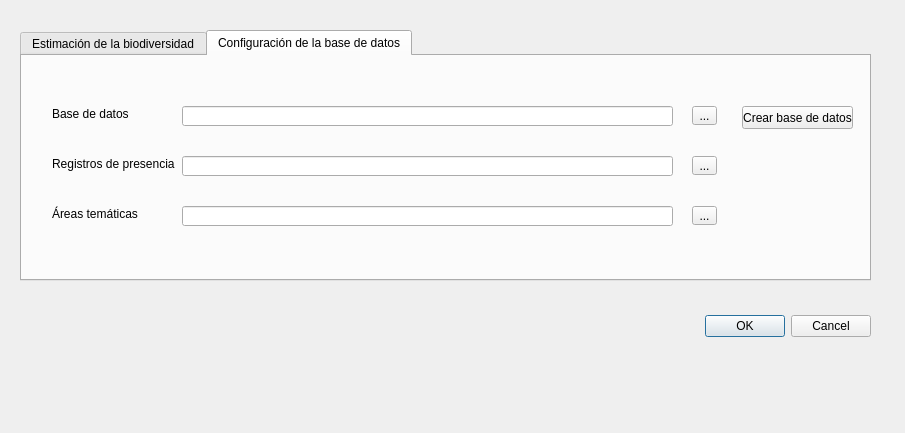
First picture: the form in estimacion_biodiversidad_dialog_base.ui, repository estimacion-biodiversidad/estimacion-biodiversidad-qgis-plugin, before the edit.
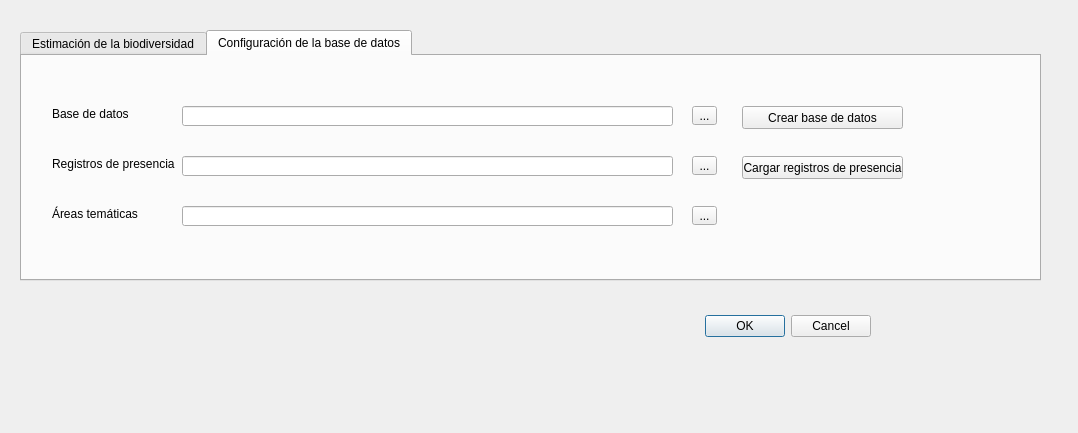
Second picture: the form after the edit.

Commit message: Add button to load occurrence records

The edit to the form file:
```diff
--- a/estimacion_biodiversidad_dialog_base.ui
+++ b/estimacion_biodiversidad_dialog_base.ui
@@ -6,7 +6,7 @@
    <rect>
     <x>0</x>
     <y>0</y>
-    <width>905</width>
+    <width>1078</width>
     <height>433</height>
    </rect>
   </property>
@@ -34,7 +34,7 @@
     <rect>
      <x>20</x>
      <y>30</y>
-     <width>851</width>
+     <width>1021</width>
      <height>251</height>
     </rect>
    </property>
@@ -163,7 +163,7 @@
       <rect>
        <x>720</x>
        <y>50</y>
-       <width>111</width>
+       <width>161</width>
        <height>23</height>
       </rect>
      </property>
@@ -171,6 +171,19 @@
       <string>Crear base de datos</string>
      </property>
     </widget>
+    <widget class="QPushButton" name="pb_loadInOccurrenceFile">
+     <property name="geometry">
+      <rect>
+       <x>720</x>
+       <y>100</y>
+       <width>161</width>
+       <height>23</height>
+      </rect>
+     </property>
+     <property name="text">
+      <string>Cargar registros de presencia</string>
+     </property>
+    </widget>
    </widget>
   </widget>
  </widget>
```
The commit also changes 1 other file.
